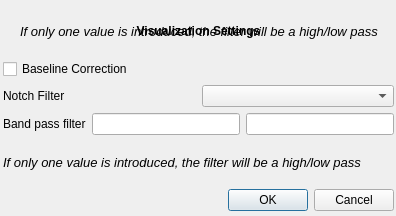
Old version of the form modules/dialog_plot_settings.ui in the repository Mscix/explore-desktop.
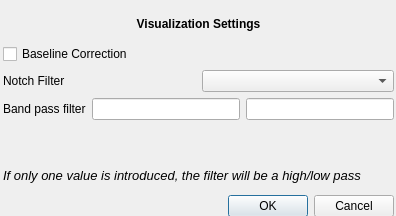
New version of the form.

Commit message: updated plot filters dialog

The edit to the form file:
```diff
--- a/modules/dialog_plot_settings.ui
+++ b/modules/dialog_plot_settings.ui
@@ -19,7 +19,7 @@
      <x>3</x>
      <y>10</y>
      <width>391</width>
-     <height>201</height>
+     <height>207</height>
     </rect>
    </property>
    <layout class="QVBoxLayout" name="verticalLayout">
@@ -61,13 +61,36 @@
        </widget>
       </item>
       <item>
-       <widget class="QLineEdit" name="value_lowpass"/>
+       <widget class="QLineEdit" name="value_lowpass">
+        <property name="styleSheet">
+         <string notr="true"/>
+        </property>
+       </widget>
       </item>
       <item>
        <widget class="QLineEdit" name="value_highpass"/>
       </item>
      </layout>
     </item>
+    <item>
+     <widget class="QLabel" name="lbl_warning">
+      <property name="font">
+       <font>
+        <pointsize>10</pointsize>
+        <italic>true</italic>
+       </font>
+      </property>
+      <property name="styleSheet">
+       <string notr="true">color: #d90000;</string>
+      </property>
+      <property name="text">
+       <string/>
+      </property>
+      <property name="wordWrap">
+       <bool>true</bool>
+      </property>
+     </widget>
+    </item>
     <item>
      <widget class="QLabel" name="label_4">
       <property name="font">
@@ -93,25 +116,6 @@
     </item>
    </layout>
   </widget>
-  <widget class="QLabel" name="label_5">
-   <property name="geometry">
-    <rect>
-     <x>20</x>
-     <y>20</y>
-     <width>376</width>
-     <height>23</height>
-    </rect>
-   </property>
-   <property name="font">
-    <font>
-     <pointsize>10</pointsize>
-     <italic>true</italic>
-    </font>
-   </property>
-   <property name="text">
-    <string>If only one value is introduced, the filter will be a high/low pass</string>
-   </property>
-  </widget>
  </widget>
  <resources/>
  <connections>
```
Left out of the diff: 2 changed lines with no effect on the pictures. The commit also changes 3 other files.
